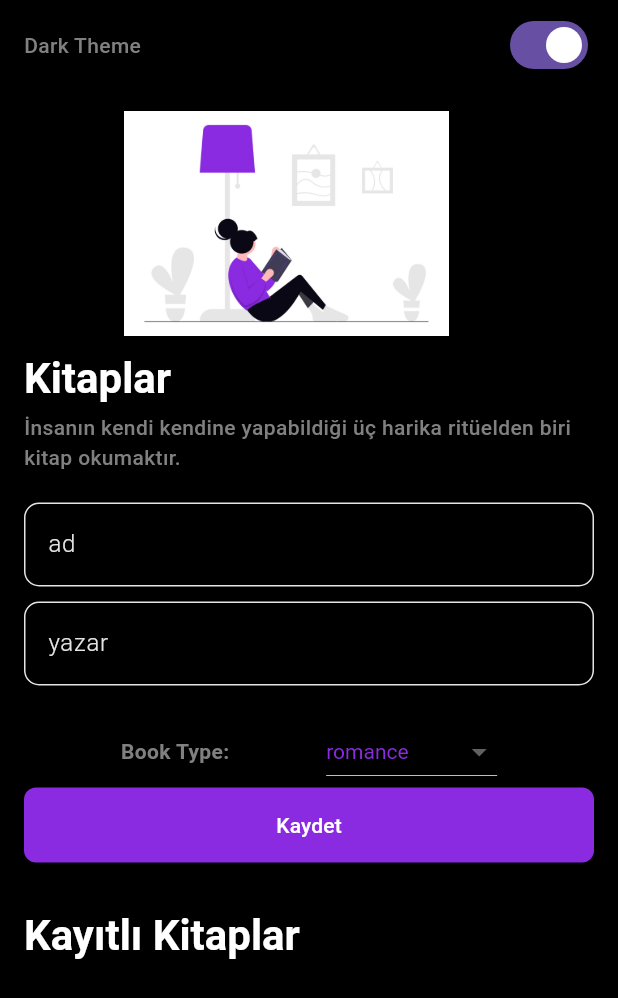
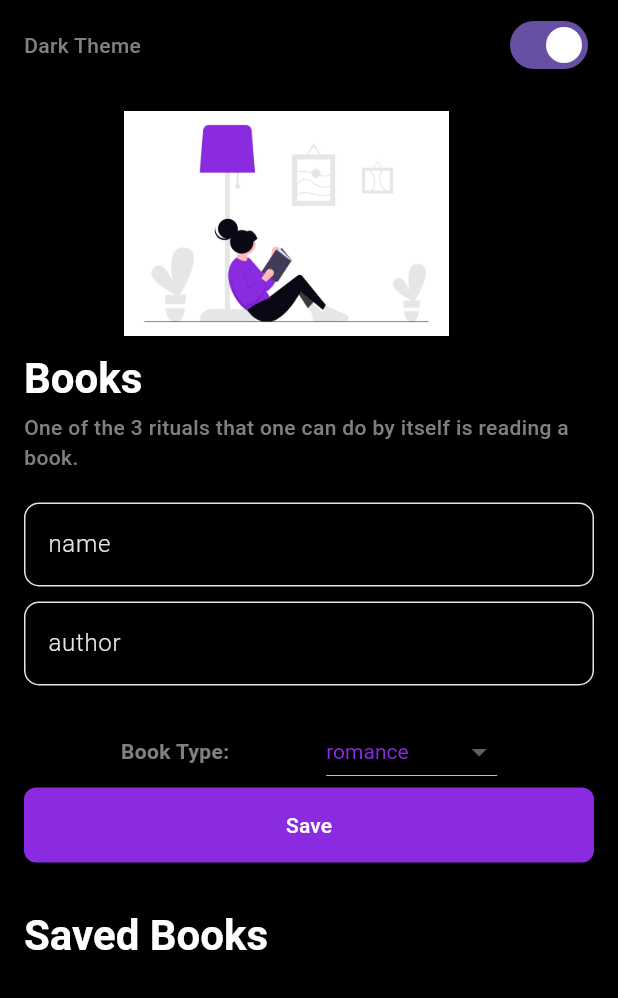
Before and after one commit to mrtanonur/book_reading_flutter, a Flutter app: the screen it shows after launch, on a phone screen of 412 x 824 dp. Shown: the top 998 px of the screen. Run offline on Flutter 3.47's test engine with Material 3 defaults, Android fonts, the phone set to English and light mode, and no system bars.

```diff
--- a/lib/models/book_model.dart
+++ b/lib/models/book_model.dart
@@ -1,19 +1,19 @@
 import 'package:book_reading_flutter/utils/enums/book_enums.dart';
 
 class BookModel {
-  String ad;
-  String yazar;
+  String name;
+  String author;
   bool isRead;
   BookType category;
 
   BookModel(
-      {required this.ad,
-      required this.yazar,
+      {required this.name,
+      required this.author,
       this.isRead = false,
       required this.category});
 
   @override
   String toString() {
-    return "BookModel: Ad:$ad  Yazar:$yazar isRead:$isRead  Category:$category";
+    return "BookModel: Ad:$name  Yazar:$author isRead:$isRead  Category:$category";
   }
 }
--- a/lib/pages/book_detail_page.dart
+++ b/lib/pages/book_detail_page.dart
@@ -13,20 +13,20 @@ class BookDetailPage extends StatefulWidget {
 
 class _BookDetailPageState extends State<BookDetailPage> {
   final TextEditingController _nameController = TextEditingController();
-  final TextEditingController _yazarController = TextEditingController();
+  final TextEditingController _authorController = TextEditingController();
 
   @override
   void initState() {
     super.initState();
     BookProvider provider = context.read<BookProvider>();
-    _nameController.text = provider.books[provider.bookDetailIndex!].ad;
-    _yazarController.text = provider.books[provider.bookDetailIndex!].yazar;
+    _nameController.text = provider.books[provider.bookDetailIndex!].name;
+    _authorController.text = provider.books[provider.bookDetailIndex!].author;
   }
 
   @override
   void dispose() {
     _nameController.dispose();
-    _yazarController.dispose();
+    _authorController.dispose();
     super.dispose();
   }
 
@@ -35,7 +35,7 @@ class _BookDetailPageState extends State<BookDetailPage> {
     return Scaffold(
       backgroundColor: ColorConstants.white,
       appBar: AppBar(
-        title: const Text("Kitap Güncelleme"),
+        title: const Text("Details page"),
         backgroundColor: ColorConstants.white,
       ),
       body: SafeArea(
@@ -46,7 +46,7 @@ class _BookDetailPageState extends State<BookDetailPage> {
             children: [
               BRTextfield(controller: _nameController, hintText: "Name"),
               const SizedBox(height: SizesConstants.s15),
-              BRTextfield(controller: _yazarController, hintText: "Yazar"),
+              BRTextfield(controller: _authorController, hintText: "Author"),
               const SizedBox(height: SizesConstants.s20),
               SizedBox(
                 width: SizesConstants.doubleInfinity,
@@ -62,11 +62,11 @@ class _BookDetailPageState extends State<BookDetailPage> {
                     ),
                     onPressed: () {
                       context.read<BookProvider>().update(
-                          ad: _nameController.text,
-                          yazar: _yazarController.text);
+                          name: _nameController.text,
+                          author: _authorController.text);
                     },
                     child: const Text(
-                      "Güncel",
+                      "Update",
                       style: TextStyle(color: ColorConstants.white),
                     )),
               ),
--- a/lib/pages/book_page.dart
+++ b/lib/pages/book_page.dart
@@ -19,8 +19,8 @@ class BookPage extends StatefulWidget {
 }
 
 class _BookPageState extends State<BookPage> {
-  TextEditingController adController = TextEditingController();
-  TextEditingController yazarController = TextEditingController();
+  TextEditingController nameController = TextEditingController();
+  TextEditingController authorController = TextEditingController();
 
   String dropdownValue = BookType.values[1].name;
   int selectedValue = 1;
@@ -32,8 +32,8 @@ class _BookPageState extends State<BookPage> {
 
   @override
   void dispose() {
-    adController.dispose();
-    yazarController.dispose();
+    nameController.dispose();
+    authorController.dispose();
     super.dispose();
   }
 
@@ -75,13 +75,13 @@ class _BookPageState extends State<BookPage> {
   Widget form() {
     return Column(children: [
       BRTextfield(
-        controller: adController,
-        hintText: "ad",
+        controller: nameController,
+        hintText: "name",
       ),
       const SizedBox(height: SizesConstants.s10),
       BRTextfield(
-        controller: yazarController,
-        hintText: "yazar",
+        controller: authorController,
+        hintText: "author",
       ),
       const SizedBox(height: SizesConstants.s20),
       Row(
@@ -93,7 +93,7 @@ class _BookPageState extends State<BookPage> {
           ),
           BRDropdownMenu(
               valueMaterial: dropdownValue,
-              liste: BookType.values.map((e) => e.name).toList(),
+              dropdownList: BookType.values.map((e) => e.name).toList(),
               dropdownValueSetMaterial: (String? value) {
                 setState(() {
                   dropdownValue = value!;
@@ -118,32 +118,18 @@ class _BookPageState extends State<BookPage> {
                   borderRadius: BorderRadius.circular(SizesConstants.s8))),
             ),
             onPressed: () {
-              if (adController.text.isNotEmpty &&
-                  yazarController.text.isNotEmpty) {
+              if (nameController.text.isNotEmpty &&
+                  authorController.text.isNotEmpty) {
                 context.read<BookProvider>().add(
-                      ad: adController.text,
-                      yazar: yazarController.text,
+                      name: nameController.text,
+                      author: authorController.text,
                     );
-                // bool bookExists =
-                //     books.any((book) => book.ad == adController.text);
-                //   if (!bookExists) {
-                //   } else {
-                //     brAlertDialog(
-                //       context: context,
-                //       title: "Uyarı",
-                //       description: "Kitap mevcuttur",
-                //     );
-                //   }
-                // } else {
-                //   brAlertDialog(
-                //       context: context,
-                //       title: "Uyarı",
-                //       description: "Tüm alanlar zorunlu");
-                // }
+                nameController.clear();
+                authorController.clear();
               }
             },
             child: const Text(
-              "Kaydet",
+              "Save",
               style: TextStyle(color: ColorConstants.white),
             )),
       ),
@@ -155,7 +141,7 @@ class _BookPageState extends State<BookPage> {
       crossAxisAlignment: CrossAxisAlignment.start,
       children: [
         Text(
-          "Kayıtlı Kitaplar",
+          "Saved Books",
           style: Theme.of(context).textTheme.headlineMedium,
         ),
         const SizedBox(
@@ -176,9 +162,9 @@ class _BookPageState extends State<BookPage> {
                 confirmDismiss: (direction) async {
                   brAlertDialog(
                       context: context,
-                      title: "Uyarı",
-                      description: "Silmek istediğinizden emin misiniz",
-                      confirmText: "Sil",
+                      title: "Warning",
+                      description: "Are you sure you want to delete?",
+                      confirmText: "Delete",
                       confirmOnPressed: () {
                         context.read<BookProvider>().delete(index: index);
                         Navigator.pop(context);
@@ -213,7 +199,7 @@ class _BookPageState extends State<BookPage> {
                         side: const BorderSide(
                             color: ColorConstants.grey, width: .1)),
                     title: Text(
-                      context.watch<BookProvider>().books[index].ad,
+                      context.watch<BookProvider>().books[index].name,
                       style: const TextStyle(fontWeight: FontWeight.w700),
                     ),
                     subtitle: Text(
@@ -248,7 +234,7 @@ class _BookPageState extends State<BookPage> {
                         const SizedBox(
                           width: SizesConstants.s8,
                         ),
-                        Text(context.watch<BookProvider>().books[index].yazar,
+                        Text(context.watch<BookProvider>().books[index].author,
                             style: Theme.of(context).textTheme.bodyMedium),
                       ],
                     )),
@@ -272,14 +258,14 @@ class _BookPageState extends State<BookPage> {
           height: SizesConstants.s10,
         ),
         Text(
-          "Kitaplar",
+          "Books",
           style: Theme.of(context).textTheme.headlineMedium,
         ),
         const SizedBox(
           height: SizesConstants.s5,
         ),
         Text(
-            "İnsanın kendi kendine yapabildiği üç harika ritüelden biri kitap okumaktır.",
+            "One of the 3 rituals that one can do by itself is reading a book.",
             style: Theme.of(context).textTheme.bodyMedium),
       ],
     );
--- a/lib/providers/book_provider.dart
+++ b/lib/providers/book_provider.dart
@@ -6,10 +6,10 @@ class BookProvider extends ChangeNotifier {
   List<BookModel> books = [];
   int? bookDetailIndex;
 
-  void add({required String ad, required String yazar}) {
+  void add({required String name, required String author}) {
     final BookModel book = BookModel(
-      ad: ad,
-      yazar: yazar,
+      name: name,
+      author: author,
       category: BookType.adventure,
     );
     books.add(book);
@@ -21,10 +21,9 @@ class BookProvider extends ChangeNotifier {
     notifyListeners();
   }
 
-  void update({required String ad, required String yazar}) {
-    books[bookDetailIndex!].ad = ad;
-    books[bookDetailIndex!].yazar = yazar;
-    print(books[bookDetailIndex!].toString());
+  void update({required String name, required String author}) {
+    books[bookDetailIndex!].name = name;
+    books[bookDetailIndex!].author = author;
     notifyListeners();
   }
 }
--- a/lib/utils/enums/book_enums.dart
+++ b/lib/utils/enums/book_enums.dart
@@ -1,3 +1 @@
 enum BookType { scienceFiction, romance, fantasy, adventure, historical }
-
-enum BookLanguage { english, spanish, russian, other }
--- a/lib/widgets/dropdown/br_dropdown.dart
+++ b/lib/widgets/dropdown/br_dropdown.dart
@@ -1,18 +1,19 @@
 import 'dart:io';
+
+import 'package:book_reading_flutter/utils/constants/color_constants.dart';
 import 'package:flutter/cupertino.dart';
 import 'package:flutter/material.dart';
-import 'package:book_reading_flutter/utils/constants/color_constants.dart';
 
 class BRDropdownMenu extends StatefulWidget {
   final String valueMaterial;
   final int valueCupertino;
-  final List<String> liste;
+  final List<String> dropdownList;
   final void Function(String?) dropdownValueSetMaterial;
   final void Function(int?) dropdownValueSetCupertino;
   const BRDropdownMenu(
       {super.key,
       required this.valueMaterial,
-      required this.liste,
+      required this.dropdownList,
       required this.dropdownValueSetMaterial,
       required this.valueCupertino,
       required this.dropdownValueSetCupertino});
@@ -47,7 +48,8 @@ class _BRDropdownMenuState extends State<BRDropdownMenu> {
           icon: const Icon(Icons.arrow_drop_down),
           elevation: 16,
           style: const TextStyle(color: ColorConstants.accent),
-          items: widget.liste.map<DropdownMenuItem<String>>((String value) {
+          items:
+              widget.dropdownList.map<DropdownMenuItem<String>>((String value) {
             return DropdownMenuItem<String>(value: value, child: Text(value));
           }).toList(),
           onChanged: widget.dropdownValueSetMaterial);
@@ -64,12 +66,13 @@ class _BRDropdownMenuState extends State<BRDropdownMenu> {
               onSelectedItemChanged: widget.dropdownValueSetCupertino,
               scrollController: FixedExtentScrollController(
                   initialItem: widget.valueCupertino),
-              children: List<Widget>.generate(widget.liste.length, (int index) {
-                return Center(child: Text(widget.liste[index]));
+              children: List<Widget>.generate(widget.dropdownList.length,
+                  (int index) {
+                return Center(child: Text(widget.dropdownList[index]));
               })),
           // This displays the selected fruit name.
         ),
-        child: Text(widget.liste[widget.valueCupertino],
+        child: Text(widget.dropdownList[widget.valueCupertino],
             style: const TextStyle(fontSize: 22.0)),
       );
     }
--- a/lib/widgets/texfield/br_textfield.dart
+++ b/lib/widgets/texfield/br_textfield.dart
@@ -1,7 +1,8 @@
 import 'dart:io';
+
+import 'package:book_reading_flutter/utils/constants/color_constants.dart';
 import 'package:flutter/cupertino.dart';
 import 'package:flutter/material.dart';
-import 'package:book_reading_flutter/utils/constants/color_constants.dart';
 
 class BRTextfield extends StatelessWidget {
   final TextEditingController controller;
```
Also changed, not shown: lib/widgets/alert/br_alert_dialog.dart (+4 -4 lines).
